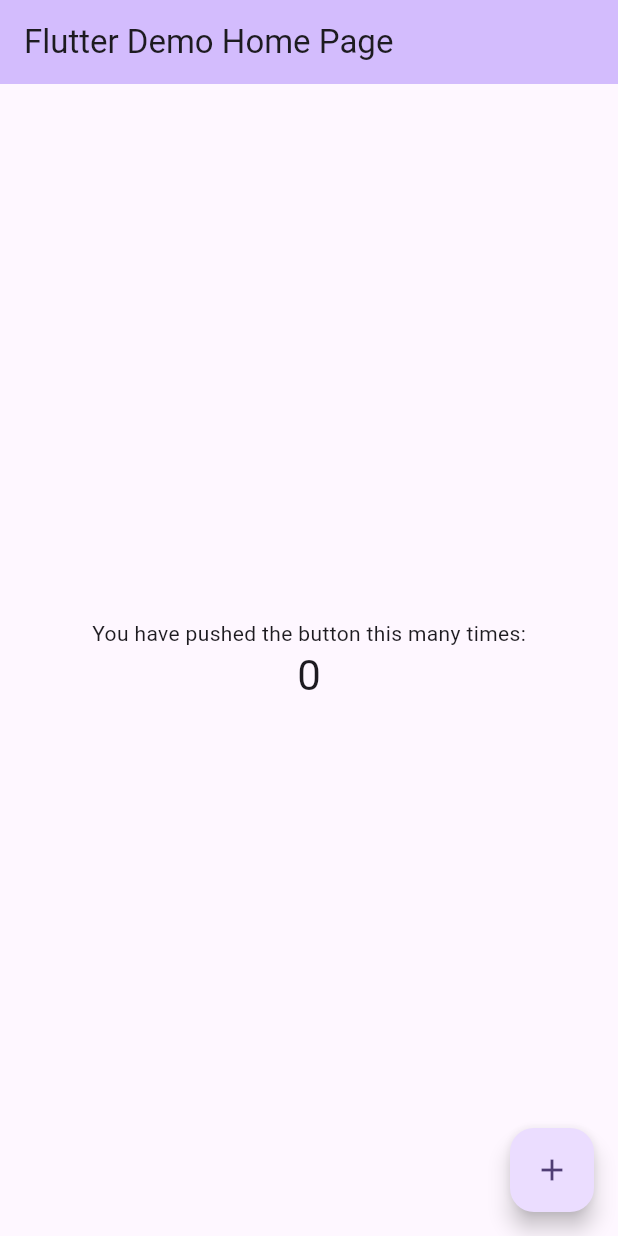
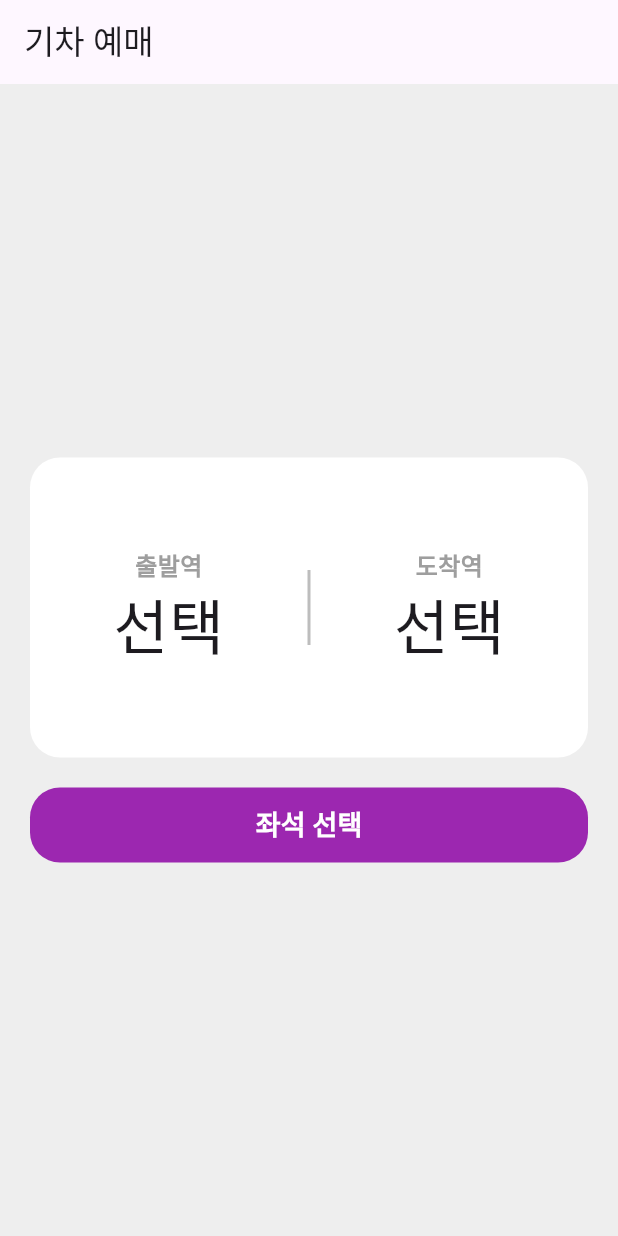
Before and after one commit to WinningBean/flutter_train_app, a Flutter app: the screen it shows after launch, on a phone screen of 412 x 824 dp. Run offline on Flutter 3.47's test engine with Material 3 defaults, Android fonts, the phone set to English and light mode, and no system bars.

Commit message:
design: 홈 페이지 UI 구현

```diff
--- /dev/null
+++ b/lib/home/home_page.dart
@@ -0,0 +1,23 @@
+import 'package:flutter/material.dart';
+import 'package:flutter_train_app/home/widgets/main_button.dart';
+import 'package:flutter_train_app/home/widgets/stations_box.dart';
+
+class HomePage extends StatelessWidget {
+  const HomePage({super.key});
+
+  @override
+  Widget build(BuildContext context) {
+    return Scaffold(
+      appBar: AppBar(title: Text('기차 예매')),
+      backgroundColor: Colors.grey[200],
+
+      body: Padding(
+        padding: const EdgeInsets.all(20),
+        child: Column(
+          mainAxisAlignment: MainAxisAlignment.center,
+          children: [StationsBox(), SizedBox(height: 20), MainButton('좌석 선택')],
+        ),
+      ),
+    );
+  }
+}
--- /dev/null
+++ b/lib/home/widgets/main_button.dart
@@ -0,0 +1,32 @@
+import 'package:flutter/material.dart';
+
+class MainButton extends StatelessWidget {
+  MainButton(this.text, {super.key});
+
+  String text;
+
+  @override
+  Widget build(BuildContext context) {
+    return SizedBox(
+      width: double.infinity,
+      height: 50,
+      child: FilledButton(
+        onPressed: () {},
+        style: FilledButton.styleFrom(
+          backgroundColor: Colors.purple,
+          shape: RoundedRectangleBorder(
+            borderRadius: BorderRadius.circular(20),
+          ),
+        ),
+        child: Text(
+          text,
+          style: TextStyle(
+            fontWeight: FontWeight.bold,
+            fontSize: 18,
+            color: Colors.white,
+          ),
+        ),
+      ),
+    );
+  }
+}
--- /dev/null
+++ b/lib/home/widgets/stations_box.dart
@@ -0,0 +1,48 @@
+import 'package:flutter/material.dart';
+
+class StationsBox extends StatelessWidget {
+  const StationsBox({super.key});
+
+  @override
+  Widget build(BuildContext context) {
+    return Container(
+      height: 200,
+      decoration: BoxDecoration(
+        color: Colors.white,
+        borderRadius: BorderRadius.circular(20),
+      ),
+      child: Center(
+        child: IntrinsicHeight(
+          child: Row(
+            mainAxisAlignment: MainAxisAlignment.spaceEvenly,
+            children: [
+              choiceStation('출발역', null),
+              SizedBox(
+                width: 2,
+                height: 50,
+                child: VerticalDivider(thickness: 2, color: Colors.grey[400]),
+              ),
+              choiceStation('도착역', null),
+            ],
+          ),
+        ),
+      ),
+    );
+  }
+
+  Widget choiceStation(String choice, String? station) {
+    return Column(
+      children: [
+        Text(
+          choice,
+          style: TextStyle(
+            fontSize: 16,
+            color: Colors.grey,
+            fontWeight: FontWeight.bold,
+          ),
+        ),
+        Text(station ?? '선택', style: TextStyle(fontSize: 40)),
+      ],
+    );
+  }
+}
--- a/lib/main.dart
+++ b/lib/main.dart
@@ -1,4 +1,5 @@
 import 'package:flutter/material.dart';
+import 'package:flutter_train_app/home/home_page.dart';
 
 void main() {
   runApp(const MyApp());
@@ -7,116 +8,8 @@ void main() {
 class MyApp extends StatelessWidget {
   const MyApp({super.key});
 
-  // This widget is the root of your application.
   @override
   Widget build(BuildContext context) {
-    return MaterialApp(
-      title: 'Flutter Demo',
-      theme: ThemeData(
-        // This is the theme of your application.
-        //
-        // TRY THIS: Try running your application with "flutter run". You'll see
-        // the application has a purple toolbar. Then, without quitting the app,
-        // try changing the seedColor in the colorScheme below to Colors.green
-        // and then invoke "hot reload" (save your changes or press the "hot
-        // reload" button in a Flutter-supported IDE, or press "r" if you used
-        // the command line to start the app).
-        //
-        // Notice that the counter didn't reset back to zero; the application
-        // state is not lost during the reload. To reset the state, use hot
-        // restart instead.
-        //
-        // This works for code too, not just values: Most code changes can be
-        // tested with just a hot reload.
-        colorScheme: ColorScheme.fromSeed(seedColor: Colors.deepPurple),
-      ),
-      home: const MyHomePage(title: 'Flutter Demo Home Page'),
-    );
+    return MaterialApp(themeMode: ThemeMode.system, home: HomePage());
   }
 }
-
-class MyHomePage extends StatefulWidget {
-  const MyHomePage({super.key, required this.title});
-
-  // This widget is the home page of your application. It is stateful, meaning
-  // that it has a State object (defined below) that contains fields that affect
-  // how it looks.
-
-  // This class is the configuration for the state. It holds the values (in this
-  // case the title) provided by the parent (in this case the App widget) and
-  // used by the build method of the State. Fields in a Widget subclass are
-  // always marked "final".
-
-  final String title;
-
-  @override
-  State<MyHomePage> createState() => _MyHomePageState();
-}
-
-class _MyHomePageState extends State<MyHomePage> {
-  int _counter = 0;
-
-  void _incrementCounter() {
-    setState(() {
-      // This call to setState tells the Flutter framework that something has
-      // changed in this State, which causes it to rerun the build method below
-      // so that the display can reflect the updated values. If we changed
-      // _counter without calling setState(), then the build method would not be
-      // called again, and so nothing would appear to happen.
-      _counter++;
-    });
-  }
-
-  @override
-  Widget build(BuildContext context) {
-    // This method is rerun every time setState is called, for instance as done
-    // by the _incrementCounter method above.
-    //
-    // The Flutter framework has been optimized to make rerunning build methods
-    // fast, so that you can just rebuild anything that needs updating rather
-    // than having to individually change instances of widgets.
-    return Scaffold(
-      appBar: AppBar(
-        // TRY THIS: Try changing the color here to a specific color (to
-        // Colors.amber, perhaps?) and trigger a hot reload to see the AppBar
-        // change color while the other colors stay the same.
-        backgroundColor: Theme.of(context).colorScheme.inversePrimary,
-        // Here we take the value from the MyHomePage object that was created by
-        // the App.build method, and use it to set our appbar title.
-        title: Text(widget.title),
-      ),
-      body: Center(
-        // Center is a layout widget. It takes a single child and positions it
-        // in the middle of the parent.
-        child: Column(
-          // Column is also a layout widget. It takes a list of children and
-          // arranges them vertically. By default, it sizes itself to fit its
-          // children horizontally, and tries to be as tall as its parent.
-          //
-          // Column has various properties to control how it sizes itself and
-          // how it positions its children. Here we use mainAxisAlignment to
-          // center the children vertically; the main axis here is the vertical
-          // axis because Columns are vertical (the cross axis would be
-          // horizontal).
-          //
-          // TRY THIS: Invoke "debug painting" (choose the "Toggle Debug Paint"
-          // action in the IDE, or press "p" in the console), to see the
-          // wireframe for each widget.
-          mainAxisAlignment: MainAxisAlignment.center,
-          children: <Widget>[
-            const Text('You have pushed the button this many times:'),
-            Text(
-              '$_counter',
-              style: Theme.of(context).textTheme.headlineMedium,
-            ),
-          ],
-        ),
-      ),
-      floatingActionButton: FloatingActionButton(
-        onPressed: _incrementCounter,
-        tooltip: 'Increment',
-        child: const Icon(Icons.add),
-      ), // This trailing comma makes auto-formatting nicer for build methods.
-    );
-  }
-}
```
